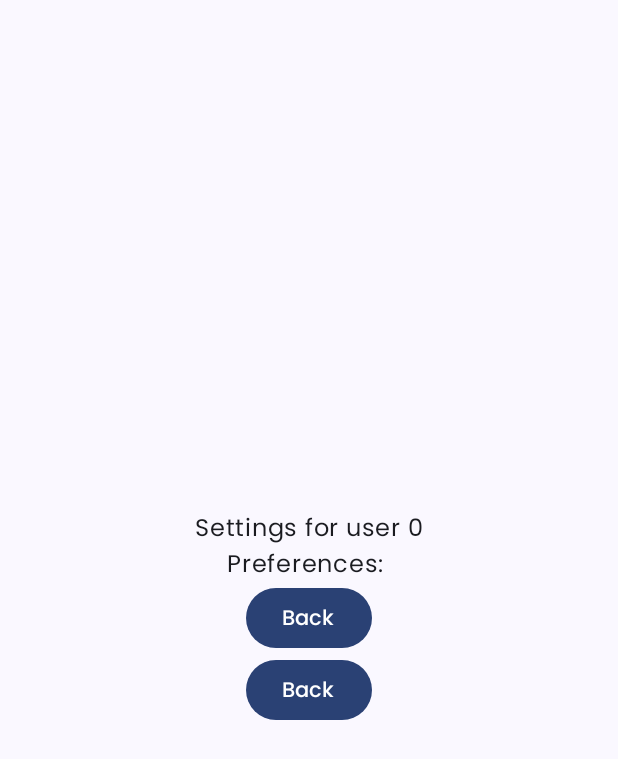
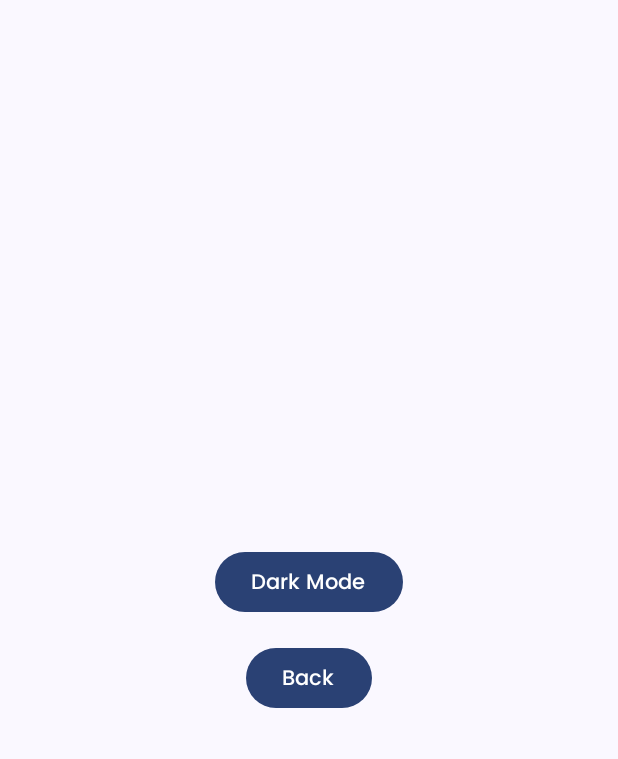
Before and after one commit to fazharmardian/DawnFlow, an Android app built with Jetpack Compose: the composable SettingsScreen called with empty values, on a phone screen of 412 x 824 dp. Shown: the top 759 px of the screen. Run offline under Robolectric (Android 15) with nearby library versions, the phone set to English and light mode, and no system bars.

Commit message:
add theme toggle

```diff
--- a/app/src/main/java/com/antraka/dawnflow/ui/screens/SettingScreen.kt
+++ b/app/src/main/java/com/antraka/dawnflow/ui/screens/SettingScreen.kt
@@ -2,17 +2,21 @@ package com.antraka.dawnflow.ui.screens
 
 import androidx.compose.foundation.layout.Arrangement
 import androidx.compose.foundation.layout.Column
+import androidx.compose.foundation.layout.Row
 import androidx.compose.foundation.layout.fillMaxSize
 import androidx.compose.foundation.layout.padding
 import androidx.compose.material3.Button
 import androidx.compose.material3.Scaffold
 import androidx.compose.material3.Text
 import androidx.compose.runtime.Composable
-import androidx.compose.runtime.rememberCoroutineScope
+import androidx.compose.runtime.collectAsState
+import androidx.compose.runtime.getValue
 import androidx.compose.ui.Alignment
 import androidx.compose.ui.Modifier
+import androidx.compose.ui.unit.dp
 import androidx.lifecycle.viewmodel.compose.viewModel
-import com.antraka.dawnflow.ui.viewmodel.MainViewModel
+import com.antraka.dawnflow.ui.states.rememberAppThemeState
+import com.antraka.dawnflow.ui.viewmodel.ThemeViewModel
 import kotlinx.coroutines.launch
 
 @Composable
@@ -22,9 +26,7 @@ fun SettingsScreen(
     onBack: () -> Unit,
     modifier: Modifier = Modifier
 ) {
-    val viewModel: MainViewModel = viewModel()
-
-    val coroutineScope = rememberCoroutineScope()
+    val themeState = rememberAppThemeState()
 
     Scaffold { padding ->
         Column(
@@ -34,17 +36,13 @@ fun SettingsScreen(
             verticalArrangement = Arrangement.Center,
             horizontalAlignment = Alignment.CenterHorizontally
         ) {
-            Text("Settings for user $userId")
-            Text("Preferences: ${preferences.joinToString()}")
             Button(
-                onClick = {
-                    coroutineScope.launch {
-                        viewModel.toggleTheme()
-                    }
-                }
+                onClick = { themeState.toggleTheme() },
+                modifier = Modifier.padding(16.dp)
             ) {
-                Text("Back")
+                Text(if (themeState.isDarkTheme) "Light Mode" else "Dark Mode")
             }
+
             Button(onClick = onBack) {
                 Text("Back")
             }
--- /dev/null
+++ b/app/src/main/java/com/antraka/dawnflow/ui/states/ThemeState.kt
@@ -0,0 +1,70 @@
+package com.antraka.dawnflow.ui.states
+
+import android.content.Context
+import android.content.SharedPreferences
+import androidx.compose.runtime.Composable
+import androidx.compose.runtime.DisposableEffect
+import androidx.compose.runtime.LaunchedEffect
+import androidx.compose.runtime.Stable
+import androidx.compose.runtime.collectAsState
+import androidx.compose.runtime.getValue
+import androidx.compose.runtime.mutableStateOf
+import androidx.compose.runtime.remember
+import androidx.compose.runtime.setValue
+import androidx.compose.ui.platform.LocalContext
+import androidx.lifecycle.viewmodel.compose.viewModel
+import com.antraka.dawnflow.ui.viewmodel.ThemeViewModel
+
+@Stable
+class ThemeState(
+    private val context: Context,
+    private val themeViewModel: ThemeViewModel,
+    initialDarkTheme: Boolean
+) {
+    var isDarkTheme by mutableStateOf(initialDarkTheme)
+
+    private val preferenceListener = SharedPreferences.OnSharedPreferenceChangeListener { _, key ->
+        if (key == "dark_theme") {
+            val sharedPref = context.getSharedPreferences("theme_prefs", Context.MODE_PRIVATE)
+            isDarkTheme = sharedPref.getBoolean(key, false)
+        }
+    }
+
+    init {
+        context.getSharedPreferences("theme_prefs", Context.MODE_PRIVATE)
+            .registerOnSharedPreferenceChangeListener(preferenceListener)
+    }
+
+    fun toggleTheme() {
+        themeViewModel.toggleTheme()
+    }
+
+    fun dispose() {
+        context.getSharedPreferences("theme_prefs", Context.MODE_PRIVATE)
+            .unregisterOnSharedPreferenceChangeListener(preferenceListener)
+    }
+}
+
+@Composable
+fun rememberAppThemeState(): ThemeState {
+    val context = LocalContext.current
+    val themeViewModel: ThemeViewModel = viewModel()
+    val isDarkTheme by themeViewModel.isDarkTheme.collectAsState()
+
+    val themeState = remember {
+        ThemeState(context, themeViewModel, isDarkTheme)
+    }
+
+    DisposableEffect(themeState) {
+        onDispose {
+            themeState.dispose()
+        }
+    }
+
+    // Update state when ViewModel changes
+    LaunchedEffect(isDarkTheme) {
+        themeState.isDarkTheme = isDarkTheme
+    }
+
+    return themeState
+}
```
Also changed, not shown: app/src/main/java/com/antraka/dawnflow/MainActivity.kt (+4 -9 lines), app/src/main/java/com/antraka/dawnflow/ui/viewmodel/MainViewModel.kt (deleted, +0 -15 lines), app/src/main/java/com/antraka/dawnflow/ui/viewmodel/ThemeViewModel.kt (added, +40 -0 lines), 1 other file.
